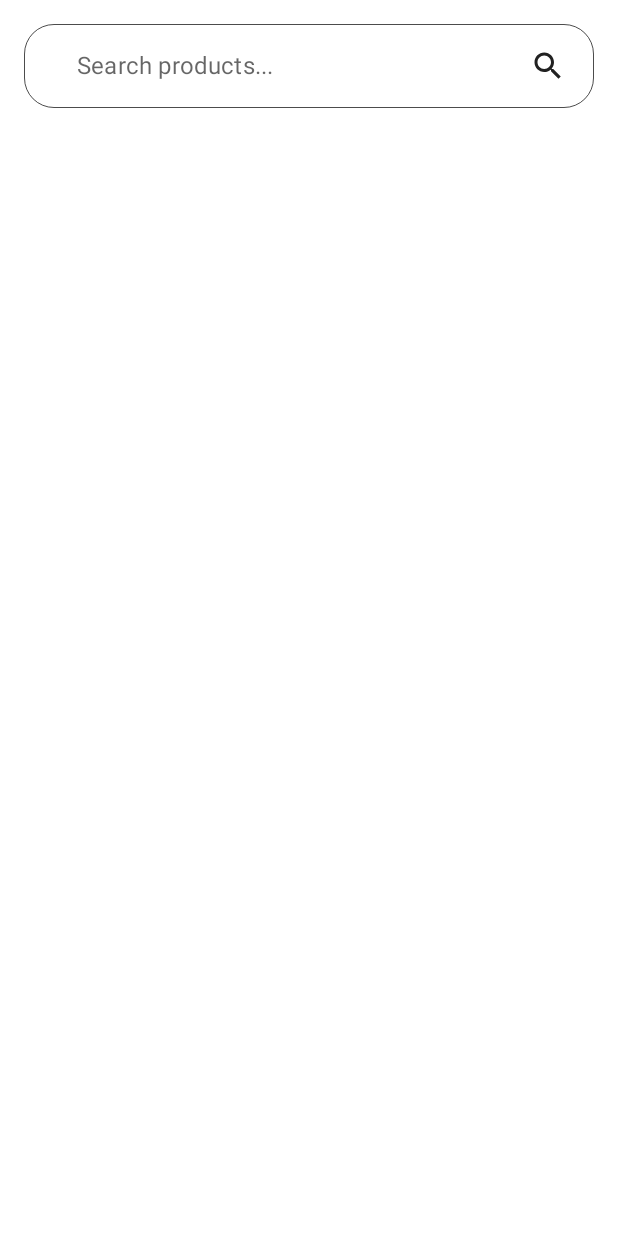
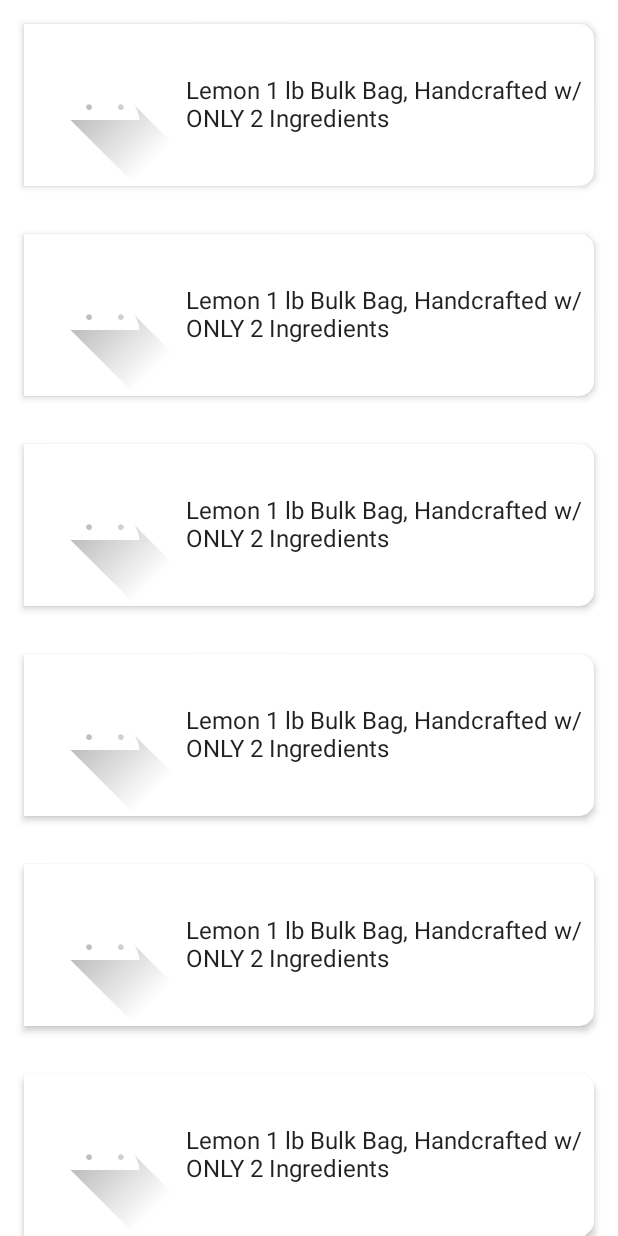
Before and after one commit to hodakl099/Recipe-Finder-App-, an Android app built with Jetpack Compose: the screen it shows after launch (MainActivity), on a phone screen of 412 x 824 dp. Before the commit the screen is almost empty. Run offline under Robolectric (Android 15) with nearby library versions, the phone set to English and light mode, and no system bars.

Commit message:
Card set up

```diff
--- a/app/src/main/java/com/example/recipefinder/presentation/search/SearchScreen.kt
+++ b/app/src/main/java/com/example/recipefinder/presentation/search/SearchScreen.kt
@@ -2,9 +2,13 @@ package com.example.recipefinder.presentation.search
 
 import androidx.compose.foundation.layout.Box
 import androidx.compose.foundation.layout.fillMaxSize
+import androidx.compose.foundation.layout.padding
+import androidx.compose.foundation.lazy.LazyColumn
 import androidx.compose.runtime.*
 import androidx.compose.ui.Alignment
 import androidx.compose.ui.Modifier
+import androidx.compose.ui.unit.dp
+import com.example.recipefinder.presentation.search.components.ProductInfoItem
 import com.example.recipefinder.presentation.search.components.SearchBar
 
 @Composable
@@ -24,7 +28,15 @@ fun SearchScreen(
                 value = newValue
             }
         )
-
+        LazyColumn(
+            modifier = Modifier.fillMaxSize()
+        ) {
+           items(10) {
+               ProductInfoItem(
+                   modifier = Modifier.padding(16.dp)
+               )
+           }
+        }
     }
 
 }
--- a/app/src/main/java/com/example/recipefinder/presentation/search/components/ProductInfo.kt
+++ b/app/src/main/java/com/example/recipefinder/presentation/search/components/ProductInfo.kt
@@ -1,11 +1,15 @@
 package com.example.recipefinder.presentation.search.components
 
+import androidx.compose.foundation.Image
 import androidx.compose.foundation.layout.*
-import androidx.compose.foundation.layout.RowScopeInstance.weight
+import androidx.compose.foundation.shape.RoundedCornerShape
+import androidx.compose.material.Card
+import androidx.compose.material.Text
 import androidx.compose.runtime.Composable
 import androidx.compose.ui.Alignment
 import androidx.compose.ui.Modifier
 import androidx.compose.ui.res.painterResource
+import androidx.compose.ui.unit.dp
 import coil.compose.AsyncImage
 import com.example.recipefinder.R
 
@@ -13,20 +17,27 @@ import com.example.recipefinder.R
 fun ProductInfoItem(
     modifier: Modifier = Modifier,
 ) {
-    Box(modifier = Modifier.fillMaxWidth()) {
+    Card(
+        modifier = modifier.fillMaxWidth(),
+        shape = RoundedCornerShape(topEnd = 10.dp, bottomEnd = 10.dp),
+        elevation = 3.dp
+    ) {
         Row(
+            modifier = Modifier.fillMaxSize(),
             verticalAlignment = Alignment.CenterVertically,
             horizontalArrangement = Arrangement.SpaceEvenly
         ) {
-            AsyncImage(
-                modifier = Modifier.weight(1f),
-                model = "",
+            Image(
                 contentDescription = "Image from api",
-                placeholder = painterResource(id = R.drawable.ic_launcher_foreground)
+                painter = painterResource(id = R.drawable.ic_launcher_foreground),
             )
-            Column() {
-
-
+            Column(
+                verticalArrangement = Arrangement.Center,
+                horizontalAlignment = Alignment.Start
+            ) {
+                Text(
+                    text = "Lemon 1 lb Bulk Bag, Handcrafted w/ ONLY 2 Ingredients"
+                )
             }
         }
     }
```
Also changed, not shown: 1 other file.
